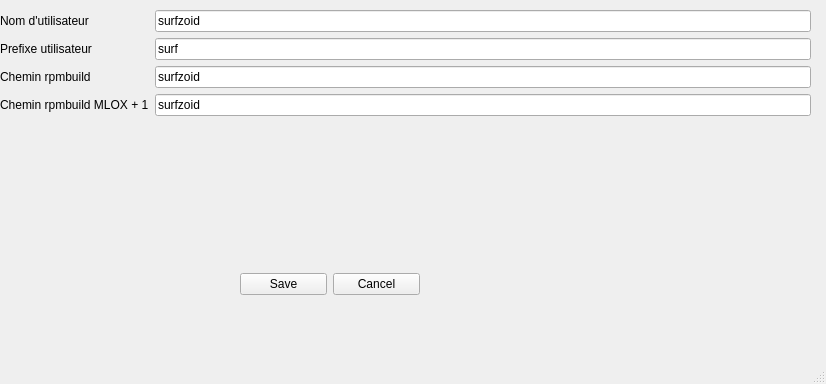
This is parametres.ui in surfzoid/umlo as Qt 5 draws it before an edit. The edited form follows.
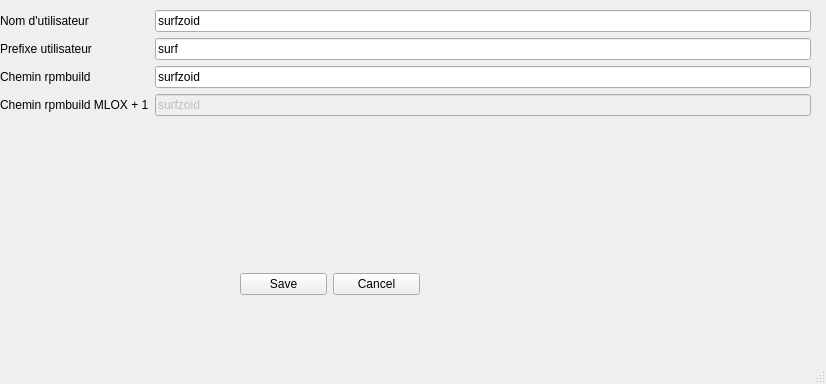
This is the edited form.

```diff
--- a/parametres.ui
+++ b/parametres.ui
@@ -67,6 +67,9 @@
      </item>
      <item row="4" column="1">
       <widget class="QLineEdit" name="Rpmbuildx1Ed">
+       <property name="enabled">
+        <bool>false</bool>
+       </property>
        <property name="toolTip">
         <string>Enter the user name</string>
        </property>
```
Left out of the diff: 2 changed lines with no effect on the pictures.
